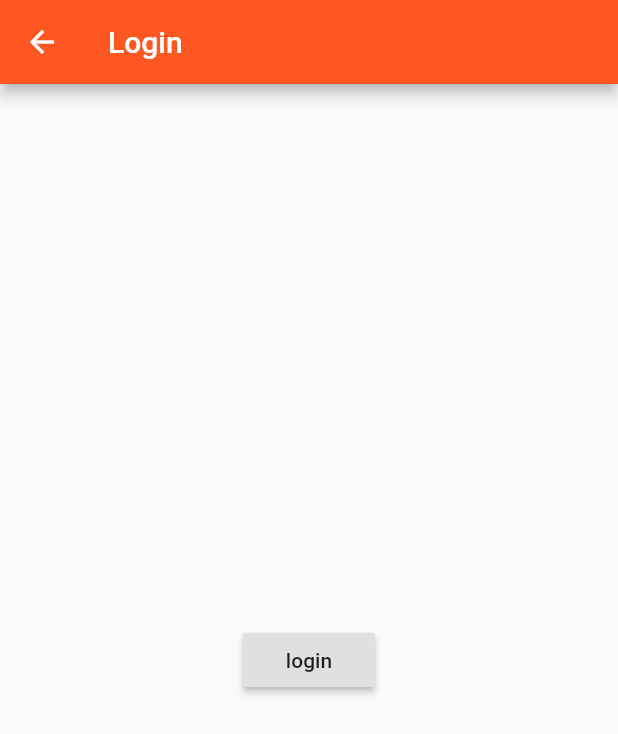
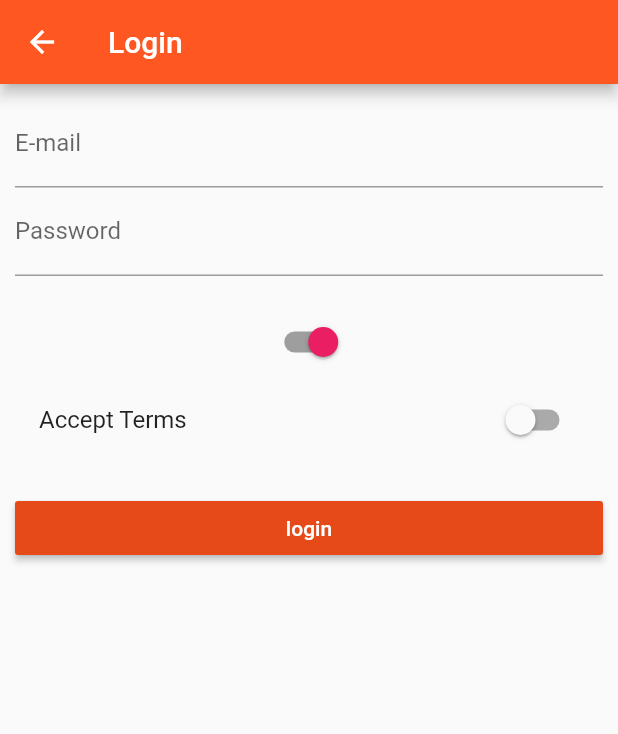
Before and after one commit to JordiiVidal/FlutterBasics, a Flutter app: the AuthPage screen opened directly, on a phone screen of 412 x 824 dp. Shown: the top 734 px of the screen. Run offline on Flutter 3.47's test engine with Material 2 defaults, Android fonts, the phone set to English and light mode, and no system bars.

Commit message:
Improve form

```diff
--- a/lib/main.dart
+++ b/lib/main.dart
@@ -2,6 +2,7 @@ import 'package:flutter/material.dart';
 import './pages/products_admin.dart';
 import './pages/home.dart';
 import './pages/product.dart';
+import './pages/auth.dart';
 
 //import 'package:flutter/rendering.dart';
 
@@ -50,7 +51,8 @@ class _MyAppState extends State<MyApp> {
           accentColor: Colors.purple),
       //home: AuthPage(), Home argunment la pagina que primero veremos la podemos cambiar por la ruta /
       routes: {
-        '/': (BuildContext context) => HomePage(_products), //homeroute,(home argument) cuando se haga el login no queremos que nos salga otra vez la pagina de login
+        '/': (BuildContext context) => AuthPage(), //homeroute,(home argument) cuando se haga el login no queremos que nos salga otra vez la pagina de login
+        '/products': (BuildContext context) => HomePage(_products),
         '/admin': (BuildContext context) => ProductsAdminPage(_addProduct,_deleteProduct),
       }, //executed whemn we navigate to a named rout solo se ejecutara cuando no este en el registro routes
       onGenerateRoute: (RouteSettings settings) {
--- a/lib/pages/auth.dart
+++ b/lib/pages/auth.dart
@@ -2,7 +2,19 @@ import 'package:flutter/material.dart';
 
 import 'home.dart';
 
-class AuthPage extends StatelessWidget {
+class AuthPage extends StatefulWidget {
+  @override
+  State<StatefulWidget> createState() {
+    // TODO: implement createState
+    return _AuthPage();
+  }
+}
+
+class _AuthPage extends State<AuthPage> {
+  String _emailValue;
+  String _pswdValue;
+  bool _acceptTerms = false;
+
   @override
   Widget build(BuildContext context) {
     // TODO: implement build
@@ -10,14 +22,66 @@ class AuthPage extends StatelessWidget {
         appBar: AppBar(
           title: Text('Login'),
         ),
-      body: Center(
-          child: RaisedButton(
+        body: Container(
+          margin: EdgeInsets.all(10.0),
+          child: ListView(
+            children: <Widget>[
+              TextField(
+                decoration: InputDecoration(
+                    /*icon: Icon(Icons.link)*/ labelText: 'E-mail'),
+                keyboardType: TextInputType.emailAddress,
+                onChanged: (String value) {
+                  setState(() {
+                    _emailValue = value;
+                  });
+                },
+              ),
+              TextField(
+                decoration: InputDecoration(
+                  labelText: 'Password',
+                ),
+                obscureText: true,
+                onChanged: (String value) {
+                  setState(() {
+                    _pswdValue = value;
+                  });
+                },
+              ),
+              SizedBox(
+                height: 20.0,
+              ),
+              Switch(
+                value: true,
+                activeColor: Colors.pink,
+                activeTrackColor: Colors.grey,
+                onChanged: (bool value) {},
+              ),
+              SwitchListTile(
+                title: Text('Accept Terms'),
+                value: _acceptTerms,
+                activeColor: Colors.pink,
+                onChanged: (bool value) {
+                  setState(() {
+                    _acceptTerms = value;
+                  });
+                },
+              ),
+              SizedBox(
+                height: 20.0,
+              ),
+              RaisedButton(
+                color: Theme.of(context).primaryColorDark,
+                textColor: Colors.white,
                 child: Text('login'),
                 onPressed: () {
                   //Navigator siempre que se quiera cambiar de pagina(always)
-          Navigator.pushReplacementNamed(context, '/');
+                  print(_pswdValue);
+                  print(_emailValue);
+                  Navigator.pushReplacementNamed(context, '/products');
                 },
-      )),
-    );
+              )
+            ],
+          ),
+        ));
   }
 }
--- a/lib/pages/products_admin.dart
+++ b/lib/pages/products_admin.dart
@@ -24,7 +24,7 @@ class ProductsAdminPage extends StatelessWidget {
               ),
               ListTile(
                 title: Text('Porduct Admin'),
-                onTap: () => Navigator.pushReplacementNamed(context, '/'),
+                onTap: () => Navigator.pushReplacementNamed(context, '/products'),
               )
             ],
           ),
```
Also changed, not shown: lib/pages/product_create.dart (+13 -9 lines). Lines whose indentation alone changed are shown as unchanged.
